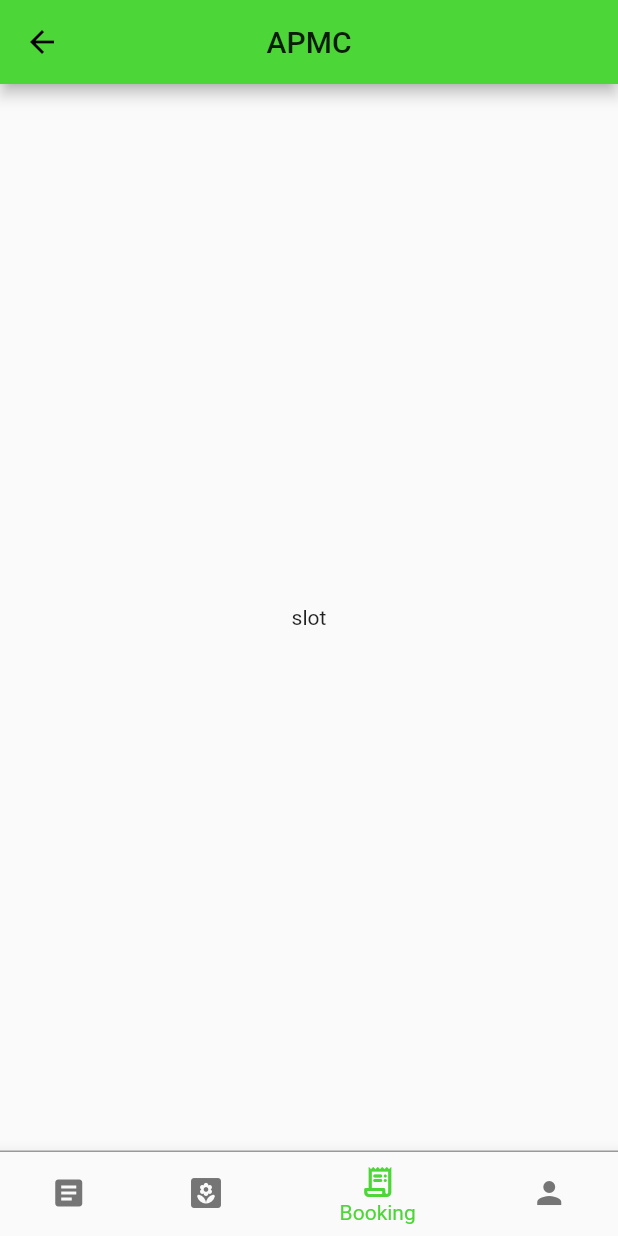
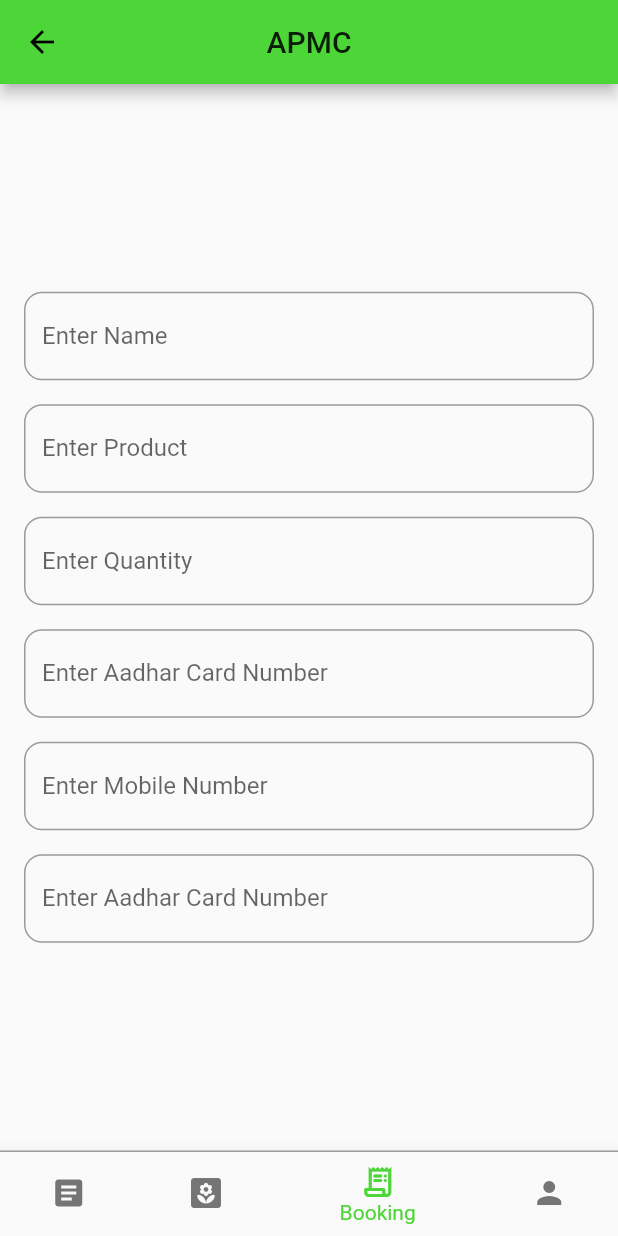
Before and after one commit to himanshu634/apmc_management, a Flutter app: the Home screen opened by its route, item 3 of the bottom bar chosen, on a phone screen of 412 x 824 dp. Run offline on Flutter 3.47's test engine with Material 2 defaults, Android fonts, the phone set to English and light mode, and no system bars; our stand-ins replace cloud_firestore, firebase_core; accounts and stored records are empty.

Commit message:
minor changes

```diff
--- a/lib/providers/News.dart
+++ b/lib/providers/News.dart
@@ -31,28 +31,28 @@ class News extends ChangeNotifier {
         });
       });
     } catch (error) {
-      print(error);
+      throw error;
     }
-    notifyListeners();
+    // notifyListeners();
   }
 
-  Future<void> pushData() async {
-    try {
-      print("we are pushing data");
-      final firebaseApp = await Firebase.initializeApp();
-      print(firebaseApp.name);
-      final firebase = FirebaseFirestore.instance;
-      print("we are going to push date");
-      firebase.collection('news')
-        ..add({
-          'headline': "Market crashed",
-          'description': "Harshad maheta exposed by reporter.",
-          'date': DateTime.now().toIso8601String(),
-          'imageLink':
-              'https://upload.wikimedia.org/wikipedia/commons/7/73/Harshad_Mehta.jpg',
-        });
-    } catch (error) {
-      print(error);
-    }
-  }
+  // Future<void> pushData() async {
+  //   try {
+  //     print("we are pushing data");
+  //     final firebaseApp = await Firebase.initializeApp();
+  //     print(firebaseApp.name);
+  //     final firebase = FirebaseFirestore.instance;
+  //     print("we are going to push date");
+  //     firebase.collection('news')
+  //       ..add({
+  //         'headline': "Market crashed",
+  //         'description': "Harshad maheta exposed by reporter.",
+  //         'date': DateTime.now().toIso8601String(),
+  //         'imageLink':
+  //             'https://upload.wikimedia.org/wikipedia/commons/7/73/Harshad_Mehta.jpg',
+  //       });
+  //   } catch (error) {
+  //     print(error);
+  //   }
+  // }
 }
--- a/lib/widgets/navigation_bar/news_bar.dart
+++ b/lib/widgets/navigation_bar/news_bar.dart
@@ -11,14 +11,20 @@ class NewsBar extends StatelessWidget {
     return Scaffold(
       backgroundColor: Theme.of(context).backgroundColor,
       body: FutureBuilder(
+        future: newsData.fetchAndSetData(),
         builder: (ctx, snapshot) {
           if (snapshot.connectionState == ConnectionState.waiting)
             return Center(child: CircularProgressIndicator());
+          if (snapshot.hasError)
+            return Center(
+              child: Text("Something went wrong"),
+            );
           return newsData.items.length == 0
               ? Center(
                   child: Text("No news.."),
                 )
-              : ListView.builder(
+              : snapshot.hasData
+                  ? ListView.builder(
                       itemBuilder: (context, index) => NewsItem(
                         heading: newsData.items[index]['headline'],
                         description: newsData.items[index]['description'],
@@ -26,9 +32,11 @@ class NewsBar extends StatelessWidget {
                         imageLink: newsData.items[index]['imageLink'],
                       ),
                       itemCount: newsData.items.length,
+                    )
+                  : Center(
+                      child: Text("No Data Found!!!"),
                     );
         },
-        future: newsData.fetchAndSetData(),
       ),
       // floatingActionButton: FloatingActionButton(
       //   onPressed: () {
--- a/lib/widgets/navigation_bar/slot_booking_bar.dart
+++ b/lib/widgets/navigation_bar/slot_booking_bar.dart
@@ -1,4 +1,6 @@
 import 'package:flutter/material.dart';
+
+import '../slot_booking_widget.dart';
 
 class SlotBookingBar extends StatelessWidget {
   const SlotBookingBar({Key? key}) : super(key: key);
@@ -6,7 +8,7 @@ class SlotBookingBar extends StatelessWidget {
   @override
   Widget build(BuildContext context) {
     return Center(
-      child: Text("slot"),
+      child: SlotBookingWidget(),
     );
   }
 }
--- /dev/null
+++ b/lib/widgets/slot_booking_widget.dart
@@ -0,0 +1,101 @@
+import 'package:flutter/material.dart';
+
+class SlotBookingWidget extends StatefulWidget {
+  @override
+  _SlotBookingWidgetState createState() => _SlotBookingWidgetState();
+}
+
+class _SlotBookingWidgetState extends State<SlotBookingWidget> {
+  @override
+  Widget build(BuildContext context) {
+    return Padding(
+      padding: const EdgeInsets.all(8.0),
+      child: Form(
+        child: SingleChildScrollView(
+          child: Column(
+            children: [
+              Padding(
+                padding: const EdgeInsets.all(8.0),
+                child: TextFormField(
+                  textInputAction: TextInputAction.next,
+                  scrollPadding: const EdgeInsets.only(bottom: 50),
+                  decoration: InputDecoration(
+                    labelText: "Enter Name",
+                    border: OutlineInputBorder(
+                      borderRadius: BorderRadius.circular(12),
+                    ),
+                  ),
+                ),
+              ),
+              Padding(
+                padding: const EdgeInsets.all(8.0),
+                child: TextFormField(
+                  textInputAction: TextInputAction.next,
+                  scrollPadding: const EdgeInsets.only(bottom: 50),
+                  decoration: InputDecoration(
+                    labelText: "Enter Product",
+                    border: OutlineInputBorder(
+                      borderRadius: BorderRadius.circular(12),
+                    ),
+                  ),
+                ),
+              ),
+              Padding(
+                padding: const EdgeInsets.all(8.0),
+                child: TextFormField(
+                  textInputAction: TextInputAction.next,
+                  scrollPadding: const EdgeInsets.only(bottom: 50),
+                  decoration: InputDecoration(
+                    labelText: "Enter Quantity",
+                    border: OutlineInputBorder(
+                      borderRadius: BorderRadius.circular(12),
+                    ),
+                  ),
+                ),
+              ),
+              Padding(
+                padding: const EdgeInsets.all(8.0),
+                child: TextFormField(
+                  textInputAction: TextInputAction.next,
+                  scrollPadding: const EdgeInsets.only(bottom: 50),
+                  decoration: InputDecoration(
+                    labelText: "Enter Aadhar Card Number",
+                    border: OutlineInputBorder(
+                      borderRadius: BorderRadius.circular(12),
+                    ),
+                  ),
+                ),
+              ),
+              Padding(
+                padding: const EdgeInsets.all(8.0),
+                child: TextFormField(
+                  textInputAction: TextInputAction.next,
+                  scrollPadding: const EdgeInsets.only(bottom: 50),
+                  decoration: InputDecoration(
+                    labelText: "Enter Mobile Number",
+                    border: OutlineInputBorder(
+                      borderRadius: BorderRadius.circular(12),
+                    ),
+                  ),
+                ),
+              ),
+              Padding(
+                padding: const EdgeInsets.all(8.0),
+                child: TextFormField(
+                  textInputAction: TextInputAction.next,
+                  scrollPadding: const EdgeInsets.only(bottom: 50),
+                  decoration: InputDecoration(
+                    labelText: "Enter Aadhar Card Number",
+                    border: OutlineInputBorder(
+                      borderRadius: BorderRadius.circular(12),
+                    ),
+                  ),
+                ),
+              ),
+            ],
+          ),
+        ),
+      ),
+    );
+  }
+}
```
Lines whose indentation alone changed are shown as unchanged.
